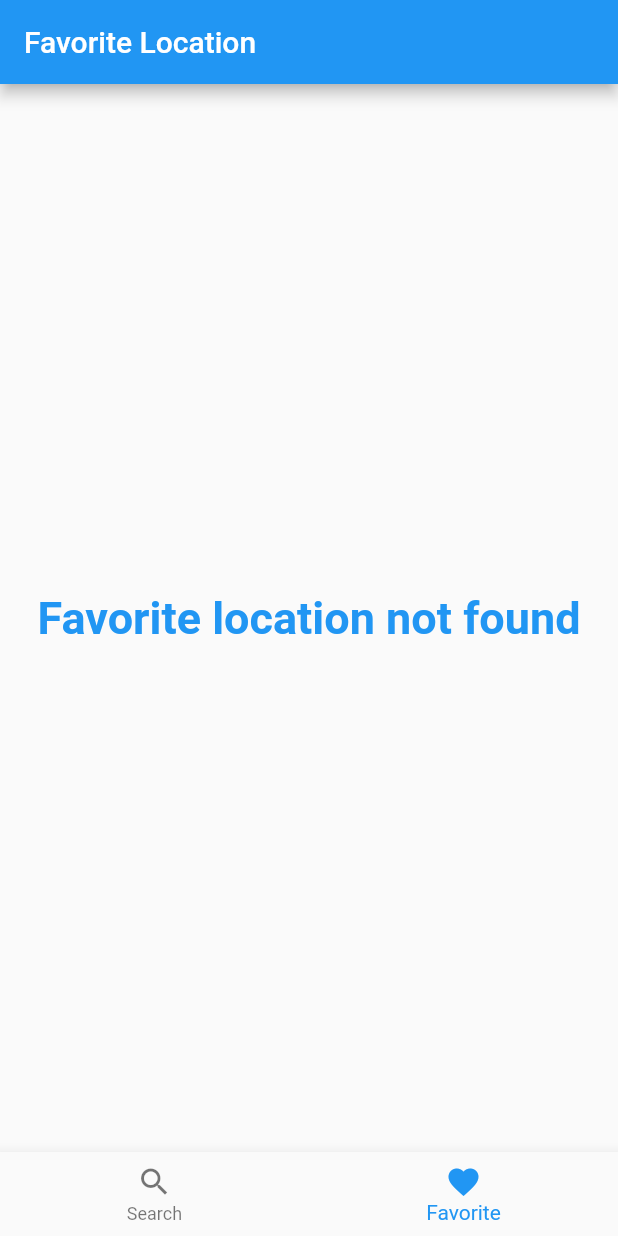
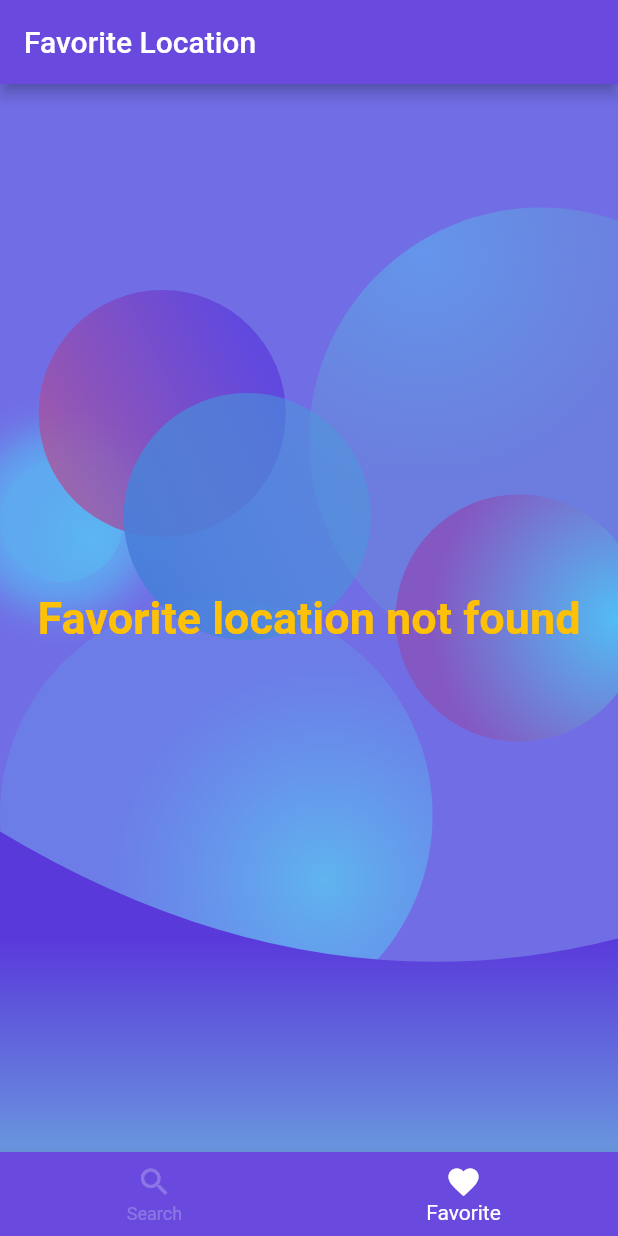
Before and after one commit to smvzhgt/WeatherApp, a Flutter app: the screen it shows after launch, item 2 of the bottom bar chosen, on a phone screen of 412 x 824 dp. Run offline on Flutter 3.47's test engine with Material 2 defaults, Android fonts, the phone set to English and light mode, and no system bars; our stand-ins replace adaptive_theme, dartz, equatable, flutter_riverpod, flutter_svg, get_it and 1 more; accounts and stored records are empty; generated files the repository leaves out were written again.

Commit message:
add theme

```diff
--- a/lib/core/pages/information_page.dart
+++ b/lib/core/pages/information_page.dart
@@ -1,7 +1,9 @@
 import 'package:flutter/material.dart';
+import 'package:forecastapp/core/widgets/background.dart';
 
 class InformationPage extends StatelessWidget {
   final String message;
+
   const InformationPage({
     Key? key,
     required this.message,
@@ -9,13 +11,20 @@ class InformationPage extends StatelessWidget {
 
   @override
   Widget build(BuildContext context) {
-    return Text(
-      message,
-      style: TextStyle(
-        fontSize: 30.0,
-        fontWeight: FontWeight.bold,
-        color: Theme.of(context).primaryColor,
-      ),
+    return Stack(
+      children: [
+        const Background(),
+        Center(
+          child: Text(
+            message,
+            style: TextStyle(
+              fontSize: 30.0,
+              fontWeight: FontWeight.bold,
+              color: ThemeData.light().copyWith(primaryColor: Colors.amber).primaryColor
+            ),
+          ),
+        )
+      ],
     );
   }
 }
--- a/lib/core/theme.dart
+++ b/lib/core/theme.dart
@@ -1,9 +1,35 @@
 import 'package:flutter/material.dart';
+
+import 'constants.dart';
+
+final kLightTheme = ThemeData.light().copyWith(
+  appBarTheme: const AppBarTheme(
+    color: Color.fromRGBO(105, 73, 222, 1.0),
+  ),
+  cardColor: const Color.fromRGBO(90, 57, 219, 0.5),
+  textSelectionTheme: const TextSelectionThemeData(cursorColor: Colors.white),
+  inputDecorationTheme: InputDecorationTheme(
+    iconColor: Colors.white,
+    hoverColor: Colors.white,
+    contentPadding: const EdgeInsets.all(kAppWidgetPadding),
+    focusedBorder: OutlineInputBorder(
+      borderRadius: BorderRadius.circular(kTextFieldDecorationBorderRadius),
+      borderSide: const BorderSide(color: Colors.white),
+    ),
+    enabledBorder: OutlineInputBorder(
+      borderRadius: BorderRadius.circular(25.0),
+      borderSide: const BorderSide(color: Colors.white),
+    ),
+  ),
+  focusColor: Colors.white,
+  hintColor: Colors.white70,
+  bottomNavigationBarTheme: const BottomNavigationBarThemeData(
+    backgroundColor: Color.fromRGBO(105, 73, 222, 1.0),
+    selectedItemColor: Colors.white,
+    unselectedItemColor: Colors.white24,
+  ),
+);
 
 final kDarkTheme = ThemeData.dark().copyWith(
   visualDensity: VisualDensity.adaptivePlatformDensity,
 );
-
-final kLightTheme = ThemeData.light().copyWith(
-  visualDensity: VisualDensity.adaptivePlatformDensity,
-);
--- /dev/null
+++ b/lib/core/widgets/background.dart
@@ -0,0 +1,221 @@
+import 'package:flutter/material.dart';
+
+class Background extends StatelessWidget {
+  const Background({Key? key}) : super(key: key);
+
+  @override
+  Widget build(BuildContext context) {
+    final size = MediaQuery.of(context).size;
+    return Scaffold(
+      body: Stack(
+        children: [
+          buildBackground(),
+          buildCircle(size),
+          buildBottomShape(size),
+          buildLightBlueShape(),
+        ],
+      ),
+    );
+  }
+
+  Widget buildCircle(Size screenSize) {
+    final screenWidth = screenSize.width;
+    final screenHeight = screenSize.height;
+
+    return Stack(
+      children: [
+        Positioned(
+          left: screenWidth / 2,
+          top: screenHeight / 10,
+          child: Container(
+            height: screenWidth * 0.75,
+            width: screenWidth * 0.75,
+            decoration: BoxDecoration(
+              gradient: const RadialGradient(colors: [
+                Color.fromRGBO(88, 189, 243, 0.5),
+                Color.fromRGBO(88, 189, 200, 0.2),
+              ], center: Alignment(-0.5, -0.8)),
+              borderRadius: BorderRadius.circular(screenWidth * 0.75 / 2),
+            ),
+          ),
+        ),
+        Positioned(
+          left: 0,
+          top: screenHeight / 3.3,
+          child: Container(
+            height: screenWidth / 5,
+            width: screenWidth / 5,
+            decoration: const BoxDecoration(
+              shape: BoxShape.circle,
+              gradient: RadialGradient(
+                colors: [
+                  Color.fromRGBO(88, 189, 243, 0.7),
+                  Color.fromRGBO(88, 189, 243, 0.2),
+                ],
+                center: Alignment(0.5, 0.3),
+              ),
+              boxShadow: [
+                BoxShadow(
+                    blurRadius: 20,
+                    color: Color.fromRGBO(88, 189, 243, 0.7),
+                    spreadRadius: 20),
+              ],
+            ),
+          ),
+        ),
+        Positioned(
+          left: 0,
+          top: screenHeight / 2.4,
+          child: Container(
+            height: screenWidth * 0.7,
+            width: screenWidth * 0.7,
+            decoration: const BoxDecoration(
+              shape: BoxShape.circle,
+              gradient: RadialGradient(
+                colors: [
+                  Color.fromRGBO(88, 210, 243, 0.7),
+                  Color.fromRGBO(88, 189, 243, 0.2),
+                ],
+                center: Alignment(0.5, 0.3),
+              ),
+            ),
+          ),
+        ),
+        Positioned(
+          left: screenWidth / 16,
+          top: screenHeight / 6,
+          child: Container(
+            height: screenWidth / 2.5,
+            width: screenWidth / 2.5,
+            decoration: BoxDecoration(
+              gradient: const LinearGradient(
+                colors: [
+                  Color.fromRGBO(90, 57, 219, 0.7),
+                  Color.fromRGBO(185, 88, 145, 0.8),
+                ],
+                begin: Alignment.centerRight,
+                end: Alignment.bottomLeft,
+              ),
+              borderRadius: BorderRadius.circular(screenWidth / 2.5 * 2),
+            ),
+          ),
+        ),
+        Positioned(
+          left: screenWidth / 5,
+          top: screenHeight / 4,
+          child: Container(
+            height: screenHeight / 5,
+            width: screenHeight / 5,
+            decoration: BoxDecoration(
+              gradient: const LinearGradient(
+                colors: [
+                  Color.fromRGBO(72, 155, 218, 0.5),
+                  Color.fromRGBO(72, 120, 218, 1.0),
+                ],
+                begin: Alignment.centerRight,
+                end: Alignment.bottomLeft,
+              ),
+              borderRadius: BorderRadius.circular(screenHeight / 5 * 2),
+            ),
+          ),
+        ),
+      ],
+    );
+  }
+
+  Widget buildBackground() {
+    return Container(
+      color: const Color.fromRGBO(113, 109, 229, 1.0),
+    );
+  }
+
+  Widget buildBottomShape(Size screenSize) {
+    return Container(
+      alignment: Alignment.center,
+      child: ClipPath(
+        clipper: BottomShapeClipPathClass(),
+        child: SizedBox(
+          child: Container(
+            decoration: const BoxDecoration(
+              gradient: LinearGradient(
+                begin: Alignment.bottomCenter,
+                end: Alignment.topCenter,
+                stops: [0.0, 0.2],
+                colors: [
+                  Color.fromRGBO(105, 150, 222, 1.0),
+                  Color.fromRGBO(90, 57, 219, 1.0)
+                ],
+              ),
+            ),
+            // color: Colors.green,
+          ),
+        ),
+      ),
+    );
+  }
+
+  Widget buildLightBlueShape() {
+    return ClipPath(
+      clipper: LightBlueCircleClipPathClass(),
+      child: SizedBox(
+        child: Container(
+          decoration: const BoxDecoration(
+            gradient: RadialGradient(
+              radius: 0.3,
+              center: Alignment.centerRight,
+              colors: [
+                Color.fromRGBO(82, 189, 244, 1.0),
+                Color.fromRGBO(132, 88, 194, 1.0),
+              ],
+            ),
+          ),
+          // color: Colors.green,
+        ),
+      ),
+    );
+  }
+}
+
+class LightBlueCircleClipPathClass extends CustomClipper<Path> {
+  @override
+  Path getClip(Size size) {
+    final radius = size.width * 0.2;
+    final dx = size.width - radius + radius * 0.2;
+    final dy = size.height * 0.5;
+    final centerPoint = Offset(dx, dy);
+
+    var path = Path();
+    path.addOval(Rect.fromCircle(center: centerPoint, radius: radius));
+    path.close();
+    return path;
+  }
+
+  @override
+  bool shouldReclip(covariant CustomClipper<Path> oldClipper) => false;
+}
+
+class BottomShapeClipPathClass extends CustomClipper<Path> {
+  @override
+  Path getClip(Size size) {
+    var controlPoint = Offset(size.width * 0.5, size.height - 90);
+    var endPoint = Offset(0.0, size.height * 0.7);
+
+    var path = Path();
+    path.moveTo(0.0, size.height * 0.7);
+    path.lineTo(0.0, size.height);
+    path.lineTo(size.width, size.height);
+    path.lineTo(size.width, size.height * 0.8);
+    path.quadraticBezierTo(
+      controlPoint.dx,
+      controlPoint.dy,
+      endPoint.dx,
+      endPoint.dy,
+    );
+    path.close();
+
+    return path;
+  }
+
+  @override
+  bool shouldReclip(covariant CustomClipper<Path> oldClipper) => false;
+}
--- a/lib/scenes/favorite/presentation/pages/favorite_page.dart
+++ b/lib/scenes/favorite/presentation/pages/favorite_page.dart
@@ -1,12 +1,13 @@
 import "package:flutter/material.dart";
 import 'package:flutter_riverpod/flutter_riverpod.dart';
-import 'package:forecastapp/generated/l10n.dart';
 
 import '../../../../core/pages/empty_page.dart';
 import '../../../../core/pages/error_page.dart';
 import '../../../../core/pages/information_page.dart';
 import '../../../../core/pages/loading_page.dart';
 import '../../../../core/state.dart';
+import '../../../../core/widgets/background.dart';
+import '../../../../generated/l10n.dart';
 import '../../../location_search/domain/entities/location_search_entity.dart';
 import '../../../location_search/presentation/widgets/location_search_row_item.dart';
 import '../riverpod/provider/favorite_provider.dart';
@@ -27,7 +28,7 @@ class _FavoritePageState extends State<FavoritePage> {
   @override
   void initState() {
     super.initState();
-    WidgetsBinding.instance!.addPostFrameCallback((_){
+    WidgetsBinding.instance!.addPostFrameCallback((_) {
       context.read(favoriteNotifierProvider.notifier).loadSearchLocations();
     });
   }
@@ -43,11 +44,16 @@ class _FavoritePageState extends State<FavoritePage> {
       appBar: AppBar(
         title: Text(S.of(context).page_title_favorite_location),
       ),
-      body: Consumer(
-        builder: (context, watch, child) {
-          final state = watch(favoriteNotifierProvider);
-          return _buildState(state);
-        },
+      body: Stack(
+        children: [
+          const Background(),
+          Consumer(
+            builder: (context, watch, child) {
+              final state = watch(favoriteNotifierProvider);
+              return _buildState(state);
+            },
+          )
+        ],
       ),
     );
   }
@@ -58,10 +64,8 @@ class _FavoritePageState extends State<FavoritePage> {
     } else if (state is FavoriteLoadedState) {
       final entities = state.models;
       if (entities.isEmpty) {
-        return Center(
-          child: InformationPage(
-            message: S.of(context).no_favorite_message_information_page,
-          ),
+        return InformationPage(
+          message: S.of(context).no_favorite_message_information_page,
         );
       }
       return _buildList(entities);
--- a/lib/scenes/location/presentation/pages/weather_page_view.dart
+++ b/lib/scenes/location/presentation/pages/weather_page_view.dart
@@ -1,11 +1,13 @@
 import 'package:flutter/material.dart';
-import 'package:forecastapp/core/constants.dart';
 
+import '../../../../core/constants.dart';
+import '../../../../core/widgets/background.dart';
 import '../../domain/entities/weather_entity.dart';
 import 'weather_page.dart';
 
 class WeatherPageView extends StatefulWidget {
   final List<WeatherEntity> entities;
+
   const WeatherPageView({
     Key? key,
     required this.entities,
@@ -44,7 +46,10 @@ class _WeatherPageViewState extends State<WeatherPageView> {
       },
     );
 
-    return Padding(
+    return Stack(
+      children: [
+        const Background(),
+        Padding(
           padding: const EdgeInsets.all(kAppPadding),
           child: Column(
             children: [
@@ -55,12 +60,16 @@ class _WeatherPageViewState extends State<WeatherPageView> {
                   mainAxisAlignment: MainAxisAlignment.center,
                   children: [
                     for (int i = 0; i < widget.entities.length; i++)
-                  (i == currentPage) ? indicatorActive() : indicatorInActive()
+                      (i == currentPage)
+                          ? indicatorActive()
+                          : indicatorInActive()
                   ],
                 ),
               ),
             ],
           ),
+        )
+      ],
     );
   }
 
@@ -70,10 +79,11 @@ class _WeatherPageViewState extends State<WeatherPageView> {
       margin: const EdgeInsets.symmetric(horizontal: kAppWidgetPadding),
       height: kIndicatorHeight,
       width: kIndicatorWidth,
-      decoration: BoxDecoration(
-        color: Colors.blue[700],
-        borderRadius:
-            const BorderRadius.all(Radius.circular(kIndicatorBorderRadius)),
+      decoration: const BoxDecoration(
+        color: Colors.white,
+        borderRadius: BorderRadius.all(
+          Radius.circular(kIndicatorBorderRadius),
+        ),
       ),
     );
   }
@@ -85,8 +95,10 @@ class _WeatherPageViewState extends State<WeatherPageView> {
       height: kIndicatorHeight,
       width: kIndicatorWidth,
       decoration: const BoxDecoration(
-        color: Colors.grey,
-        borderRadius: BorderRadius.all(Radius.circular(kIndicatorBorderRadius)),
+        color: Colors.white24,
+        borderRadius: BorderRadius.all(
+          Radius.circular(kIndicatorBorderRadius),
+        ),
       ),
     );
   }
--- a/lib/scenes/location/presentation/widgets/detail_location_date_item.dart
+++ b/lib/scenes/location/presentation/widgets/detail_location_date_item.dart
@@ -16,11 +16,13 @@ class DetailLocationDateItem extends StatelessWidget {
     return Container(
       alignment: Alignment.center,
       margin: const EdgeInsets.only(
-          left: kAppWidgetPadding, right: kAppWidgetPadding),
+        left: kAppWidgetPadding,
+        right: kAppWidgetPadding,
+      ),
       padding: const EdgeInsets.only(left: kAppWidgetPadding),
       decoration: BoxDecoration(
-        color: Colors.white,
-        border: Border.all(color: Colors.grey.shade200),
+        color: Theme.of(context).cardColor,
+        border: Border.all(color: Theme.of(context).cardColor),
         borderRadius: BorderRadius.circular(kDetailRowContainerRadius),
         boxShadow: [
           BoxShadow(
@@ -37,7 +39,7 @@ class DetailLocationDateItem extends StatelessWidget {
         style: TextStyle(
           fontSize: 24,
           fontWeight: FontWeight.bold,
-          color: Colors.grey.shade700,
+          color: Theme.of(context).focusColor,
         ),
         textAlign: TextAlign.center,
       ),
--- a/lib/scenes/location/presentation/widgets/detail_location_row_item.dart
+++ b/lib/scenes/location/presentation/widgets/detail_location_row_item.dart
@@ -28,8 +28,8 @@ class DetailLocationRowItem extends StatelessWidget {
       ),
       padding: const EdgeInsets.only(left: kAppWidgetPadding),
       decoration: BoxDecoration(
-        color: Colors.white,
-        border: Border.all(color: Colors.grey.shade200),
+        color: Theme.of(context).cardColor,
+        border: Border.all(color: Theme.of(context).cardColor),
         borderRadius: BorderRadius.circular(kDetailRowContainerRadius),
         boxShadow: [
           BoxShadow(
@@ -43,14 +43,19 @@ class DetailLocationRowItem extends StatelessWidget {
       child: Row(
         mainAxisAlignment: MainAxisAlignment.start,
         children: [
-          SVGPictureWrapper().assets(imageName, imageHeight, imageWidth),
+          SVGPictureWrapper().assets(
+            imageName,
+            imageHeight,
+            imageWidth,
+            color: Theme.of(context).focusColor
+          ),
           const SizedBox(width: kSizedBoxHeightBig),
           Text(
             text,
             style: TextStyle(
               fontSize: 20,
               fontWeight: FontWeight.normal,
-              color: Colors.grey.shade700,
+              color: Theme.of(context).focusColor,
             ),
           ),
         ],
--- a/lib/scenes/location/presentation/widgets/detail_location_temperature_row_item.dart
+++ b/lib/scenes/location/presentation/widgets/detail_location_temperature_row_item.dart
@@ -26,8 +26,8 @@ class DetailLocationTemperatureRowItem extends StatelessWidget {
         right: kAppWidgetPadding,
       ),
       decoration: BoxDecoration(
-        color: Colors.white,
-        border: Border.all(color: Colors.grey.shade200),
+        color: Theme.of(context).cardColor,
+        border: Border.all(color: Theme.of(context).cardColor),
         borderRadius: BorderRadius.circular(kDetailRowContainerRadius),
         boxShadow: [
           BoxShadow(
@@ -48,7 +48,7 @@ class DetailLocationTemperatureRowItem extends StatelessWidget {
             style: TextStyle(
               fontSize: 30,
               fontWeight: FontWeight.bold,
-              color: Colors.grey.shade700,
+              color: Theme.of(context).focusColor,
             ),
           ),
           Row(
@@ -60,7 +60,7 @@ class DetailLocationTemperatureRowItem extends StatelessWidget {
                 style: TextStyle(
                   fontSize: 16,
                   fontWeight: FontWeight.normal,
-                  color: Colors.grey.shade700,
+                  color: Theme.of(context).focusColor,
                 ),
               ),
               const SizedBox(width: 25),
@@ -69,7 +69,7 @@ class DetailLocationTemperatureRowItem extends StatelessWidget {
                 style: TextStyle(
                   fontSize: 16,
                   fontWeight: FontWeight.normal,
-                  color: Colors.grey.shade700,
+                  color: Theme.of(context).focusColor,
                 ),
               ),
             ],
--- a/lib/scenes/location/presentation/widgets/detail_location_top_image_row_item.dart
+++ b/lib/scenes/location/presentation/widgets/detail_location_top_image_row_item.dart
@@ -26,8 +26,8 @@ class DetailLocationTopImageRowItem extends StatelessWidget {
           left: kAppWidgetPadding, right: kAppWidgetPadding),
       width: double.infinity,
       decoration: BoxDecoration(
-        color: Colors.white,
-        border: Border.all(color: Colors.grey.shade200),
+        color: Theme.of(context).cardColor,
+        border: Border.all(color: Theme.of(context).cardColor),
         borderRadius: BorderRadius.circular(kDetailRowContainerRadius),
         boxShadow: [
           BoxShadow(
@@ -50,7 +50,7 @@ class DetailLocationTopImageRowItem extends StatelessWidget {
             style: TextStyle(
               fontSize: 22,
               fontWeight: FontWeight.w700,
-              color: Colors.grey.shade700,
+              color: Theme.of(context).focusColor,
             ),
           ),
         ],
--- a/lib/scenes/location/presentation/widgets/detail_location_wind_row_item.dart
+++ b/lib/scenes/location/presentation/widgets/detail_location_wind_row_item.dart
@@ -27,8 +27,8 @@ class DetailLocationWindRowItem extends StatelessWidget {
       ),
       padding: const EdgeInsets.only(left: kAppWidgetPadding),
       decoration: BoxDecoration(
-        color: Colors.white,
-        border: Border.all(color: Colors.grey.shade200),
+        color: Theme.of(context).cardColor,
+        border: Border.all(color: Theme.of(context).cardColor),
         borderRadius: BorderRadius.circular(kDetailRowContainerRadius),
         boxShadow: [
           BoxShadow(
@@ -46,6 +46,7 @@ class DetailLocationWindRowItem extends StatelessWidget {
             kImagePathWind,
             _imageSize,
             _imageSize,
+            color: Theme.of(context).focusColor
           ),
           const SizedBox(width: kSizedBoxHeightBig),
           Expanded(
@@ -57,7 +58,7 @@ class DetailLocationWindRowItem extends StatelessWidget {
                   style: TextStyle(
                     fontSize: 20,
                     fontWeight: FontWeight.normal,
-                    color: Colors.grey.shade700,
+                    color: Theme.of(context).focusColor,
                   ),
                 ),
               ],
--- a/lib/scenes/location_search/presentation/pages/location_search_page.dart
+++ b/lib/scenes/location_search/presentation/pages/location_search_page.dart
@@ -7,6 +7,7 @@ import '../../../../core/pages/error_page.dart';
 import '../../../../core/pages/information_page.dart';
 import '../../../../core/pages/loading_page.dart';
 import '../../../../core/state.dart';
+import '../../../../core/widgets/background.dart';
 import '../../../../generated/l10n.dart';
 import '../../domain/entities/location_search_entity.dart';
 import '../riverpod/provider/location_search_providers.dart';
@@ -52,18 +53,25 @@ class _LocationSearchPageState extends State<LocationSearchPage> {
         appBar: AppBar(
           title: Text(S.of(context).page_title_location_search),
         ),
-        body: Column(
+        body: Stack(
+          children: [
+            const Background(),
+            Column(
               children: [
                 _buildTextField(),
                 const SizedBox(height: kSizedBoxHeightSmall),
                 Expanded(
                   child: Center(
-                child: Consumer(builder: (context, watch, child) {
+                    child: Consumer(
+                      builder: (context, watch, child) {
                         final state = watch(lsNotifierProvider);
                         return _buildState(state);
-                }),
+                      },
+                    ),
                   ),
                 )
+              ],
+            ),
           ],
         ),
       ),
@@ -79,9 +87,7 @@ class _LocationSearchPageState extends State<LocationSearchPage> {
 
   void _onPressedButton(String value) {
     controller.clear();
-    context
-        .read(lsNotifierProvider.notifier)
-        .fetchEarthID(query: _query);
+    context.read(lsNotifierProvider.notifier).fetchEarthID(query: _query);
   }
 
   void _onChangedValue(String value) {
@@ -96,13 +102,9 @@ class _LocationSearchPageState extends State<LocationSearchPage> {
     return Container(
       margin: const EdgeInsets.all(kAppWidgetPadding),
       child: TextField(
+        style: TextStyle(color: Theme.of(context).focusColor),
         controller: controller,
         decoration: InputDecoration(
-          contentPadding: const EdgeInsets.all(kAppWidgetPadding),
-          border: OutlineInputBorder(
-            borderRadius:
-                BorderRadius.circular(kTextFieldDecorationBorderRadius),
-          ),
           hintText: S.of(context).hint_text_input_location_search,
           prefixIcon: const Icon(Icons.search),
         ),
--- a/lib/scenes/location_search/presentation/widgets/favorite_button_widget.dart
+++ b/lib/scenes/location_search/presentation/widgets/favorite_button_widget.dart
@@ -24,8 +24,8 @@ class _FavoriteButtonWidgetState extends State<FavoriteButtonWidget> {
         widget.onClickButton(widget.entity);
       },
       icon: widget.entity.isFavorite
-          ? const Icon(Icons.star)
-          : const Icon(Icons.star_border),
+          ? const Icon(Icons.star, color: Colors.amber)
+          : const Icon(Icons.star_border, color: Colors.amber),
       color: Theme.of(context).indicatorColor,
     );
   }
--- a/lib/scenes/location_search/presentation/widgets/location_search_row_item.dart
+++ b/lib/scenes/location_search/presentation/widgets/location_search_row_item.dart
@@ -22,12 +22,14 @@ class LocationSearchRowItem extends StatelessWidget {
   Widget build(BuildContext context) {
     return Card(
       child: ListTile(
+        textColor: Colors.white70,
         title: Text(entity.title),
         onTap: () => _onTouch(context),
         trailing: GestureDetector(
-          // child: const Icon(Icons.star_border),
           child: FavoriteButtonWidget(
-              entity: entity, onClickButton: onClickButton),
+            entity: entity,
+            onClickButton: onClickButton,
+          ),
         ),
       ),
     );
```
Lines whose indentation alone changed are shown as unchanged.
